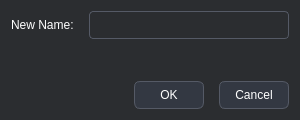
First picture: the form in ui/rename_dialog.ui, repository newo-ether/Rendrop, before the edit.
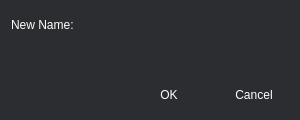
Second picture: the form after the edit.

The edit to the form file:
```diff
--- a/ui/rename_dialog.ui
+++ b/ui/rename_dialog.ui
@@ -32,33 +32,21 @@
 }
 
 QLineEdit {
-    background-color: rgb(43, 45, 48);
+    background: transparent;
     color: white;
     padding: 5px;
-    border: 1px solid rgb(85, 90, 102);
-    border-radius: 4px;
+    border: 1px solid transparent;
     font-family: &quot;Pixel Mixed&quot;;
     font-size: 12px;
 }
 
 QPushButton {
-    background-color: #333842;
-    border: 1px solid #555A66;
-    border-radius: 6px;
+    background: transparent;
+    border: 1px solid transparent;
     color: white;
     padding: 6px 6px;
     font-family: &quot;Pixel Mixed&quot;;
     font-size: 12px;
-}
-
-QPushButton:hover {
-    background-color: #4B5362;
-    color: white;
-}
-
-QPushButton:pressed {
-    background-color: #2B2F38;
-    color: white;
 }</string>
   </property>
   <layout class="QVBoxLayout" name="verticalLayout">
```
